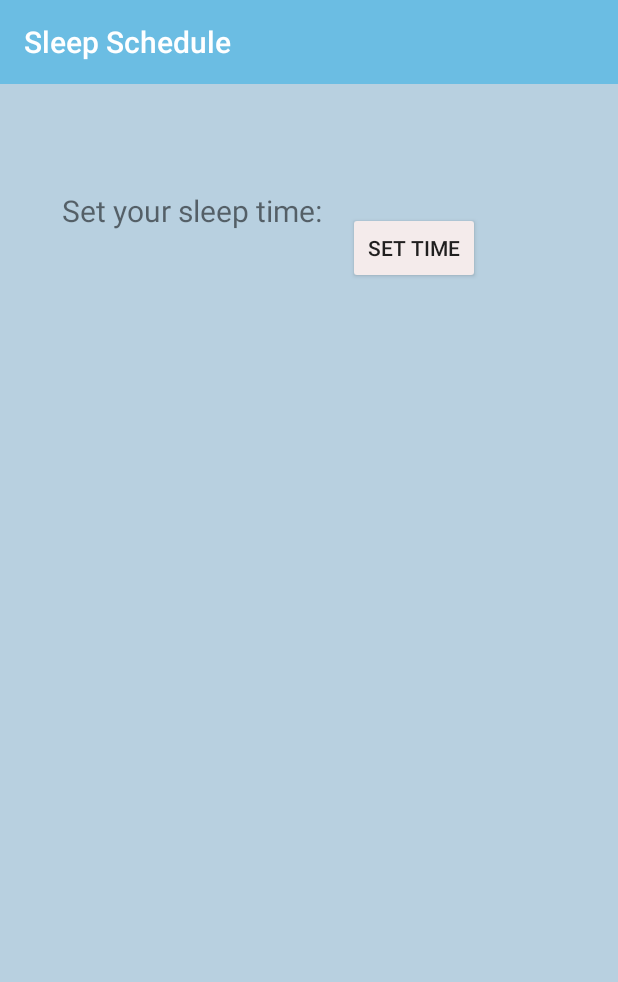
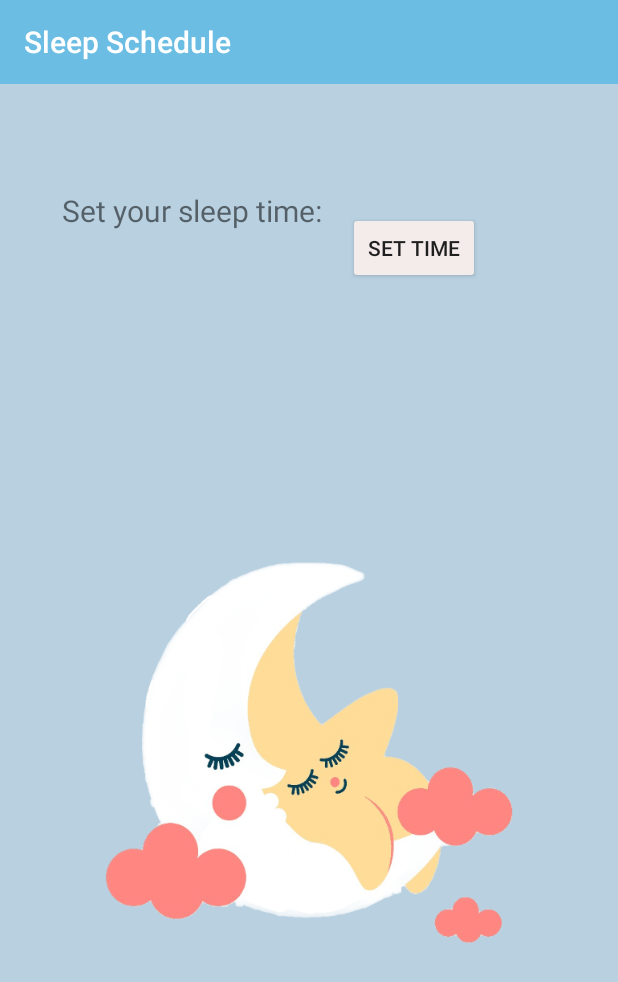
Before and after one commit to mary1afshar/ForgetMeNot, an Android app: the SleepActivity screen opened directly, with no data from a screen before it, on a phone screen of 412 x 824 dp. Shown: the top 982 px of the screen. Run offline under Robolectric (Android 15) with nearby library versions, the phone set to English and light mode, and no system bars.

Commit message:
Sleep Schedule DONE
Fixed time issue and added cute pic

```diff
--- a/app/src/main/java/com/defhacks/forgetmenot/SleepActivity.java
+++ b/app/src/main/java/com/defhacks/forgetmenot/SleepActivity.java
@@ -37,7 +37,7 @@ public class SleepActivity extends AppCompatActivity {
                 TimePickerDialog timePickerDialog = new TimePickerDialog(mContext, new TimePickerDialog.OnTimeSetListener() {
                     @Override
                     public void onTimeSet(TimePicker view, int hourOfDay, int minute) {
-                        mTimeTextView.setText(hourOfDay + ":" + minute);
+                        mTimeTextView.setText(String.format("%02d:%02d", hourOfDay, minute));
                     }
                 },hour,minute,android.text.format.DateFormat.is24HourFormat(mContext));
                 timePickerDialog.show();
--- a/app/src/main/res/layout/activity_sleep_schedule.xml
+++ b/app/src/main/res/layout/activity_sleep_schedule.xml
@@ -71,4 +71,17 @@
         app:layout_constraintTop_toBottomOf="@+id/toolbar"
         tools:text="@string/HourMinute" />
 
+    <ImageView
+        android:id="@+id/imageView5"
+        android:layout_width="match_parent"
+        android:layout_height="321dp"
+        android:layout_marginTop="56dp"
+        android:layout_marginBottom="147dp"
+        android:src="@drawable/moonandstars"
+        app:layout_constraintBottom_toBottomOf="parent"
+        app:layout_constraintEnd_toEndOf="parent"
+        app:layout_constraintHorizontal_bias="0.0"
+        app:layout_constraintStart_toStartOf="parent"
+        app:layout_constraintTop_toBottomOf="@+id/time_text_view" />
+
 </androidx.constraintlayout.widget.ConstraintLayout>
```
Also changed, not shown: app/src/main/res/drawable-hdpi/moonandstars.png (renamed from app/src/main/res/drawable-hdpi/moon and stars.png).
